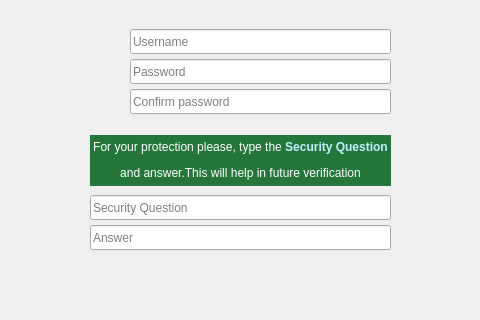
Old version of the form LeonCam/NewProfile.ui in the repository kazimierczak-robert/LeonCam; both pictures show x 160 to 640 and y 175 to 495 of the 800 by 600 pixel window.
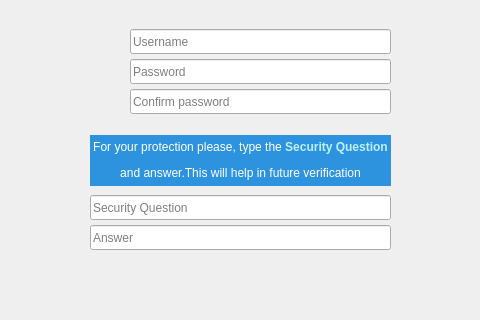
New version of the form. Icons and pictures are not drawn.

```diff
--- a/LeonCam/NewProfile.ui
+++ b/LeonCam/NewProfile.ui
@@ -60,7 +60,8 @@
    </property>
    <property name="styleSheet">
     <string notr="true">color: rgb(255, 255, 255);
-background-color:rgb(36, 118, 59)</string>
+/*background-color:rgb(36, 118, 59)*/
+background-color: rgb(46, 147, 222);</string>
    </property>
    <property name="text">
     <string>&lt;html&gt;&lt;head/&gt;&lt;body&gt;&lt;p align=&quot;center&quot;&gt;For your protection please, type the &lt;span style=&quot; font-weight:600; color:#bdf0ff;&quot;&gt;Security Question&lt;/span&gt;&lt;/p&gt;&lt;p align=&quot;center&quot;&gt;and answer.This will help in future verification&lt;/p&gt;&lt;/body&gt;&lt;/html&gt;</string>
```
